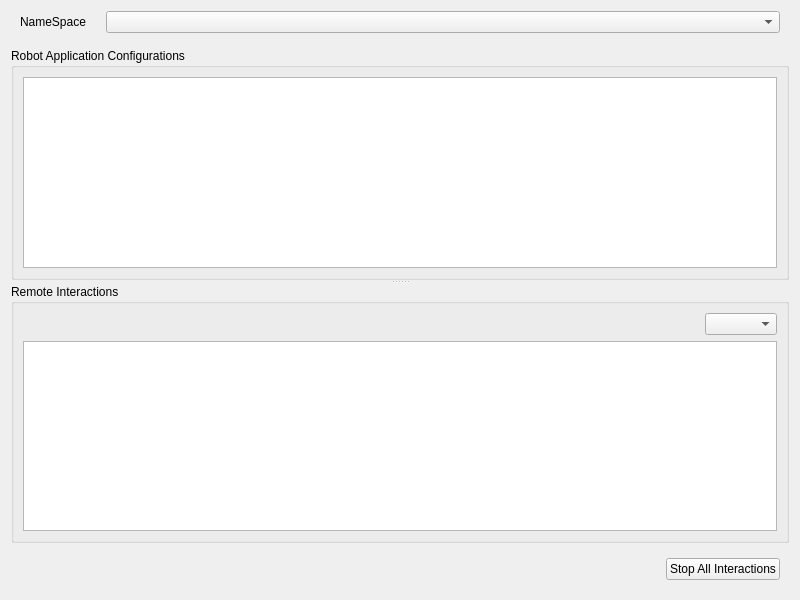
Qt form rocon_remocon/ui/interactions_chooser.ui (robotics-in-concert/rocon_qt_gui) before a commit.
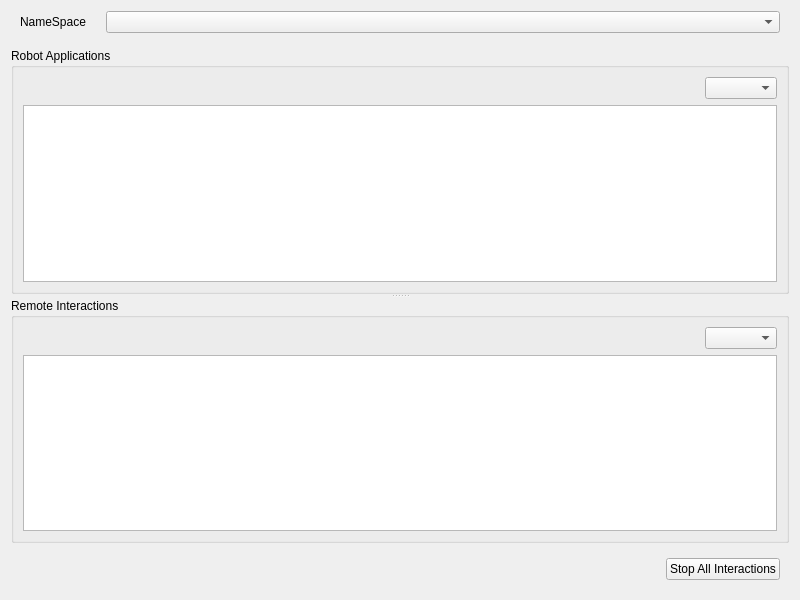
The same form after that commit.

Commit message: [rocon_remocon] pairings get required interactions and groups

Diff of the .ui file:
```diff
--- a/rocon_remocon/ui/interactions_chooser.ui
+++ b/rocon_remocon/ui/interactions_chooser.ui
@@ -87,9 +87,39 @@
      </property>
      <widget class="QGroupBox" name="groupBox">
       <property name="title">
-       <string>Robot Application Configurations</string>
+       <string>Robot Applications</string>
       </property>
       <layout class="QVBoxLayout" name="verticalLayout">
+       <item>
+        <layout class="QHBoxLayout" name="horizontalLayout_6">
+         <item>
+          <spacer name="horizontalSpacer_3">
+           <property name="orientation">
+            <enum>Qt::Horizontal</enum>
+           </property>
+           <property name="sizeHint" stdset="0">
+            <size>
+             <width>40</width>
+             <height>20</height>
+            </size>
+           </property>
+          </spacer>
+         </item>
+         <item>
+          <widget class="QComboBox" name="pairings_group_combobox">
+           <property name="sizePolicy">
+            <sizepolicy hsizetype="Preferred" vsizetype="Fixed">
+             <horstretch>0</horstretch>
+             <verstretch>0</verstretch>
+            </sizepolicy>
+           </property>
+           <property name="sizeAdjustPolicy">
+            <enum>QComboBox::AdjustToContents</enum>
+           </property>
+          </widget>
+         </item>
+        </layout>
+       </item>
        <item>
         <widget class="QListView" name="pairings_grid">
          <property name="resizeMode">
```
The commit also changes 3 other files.
